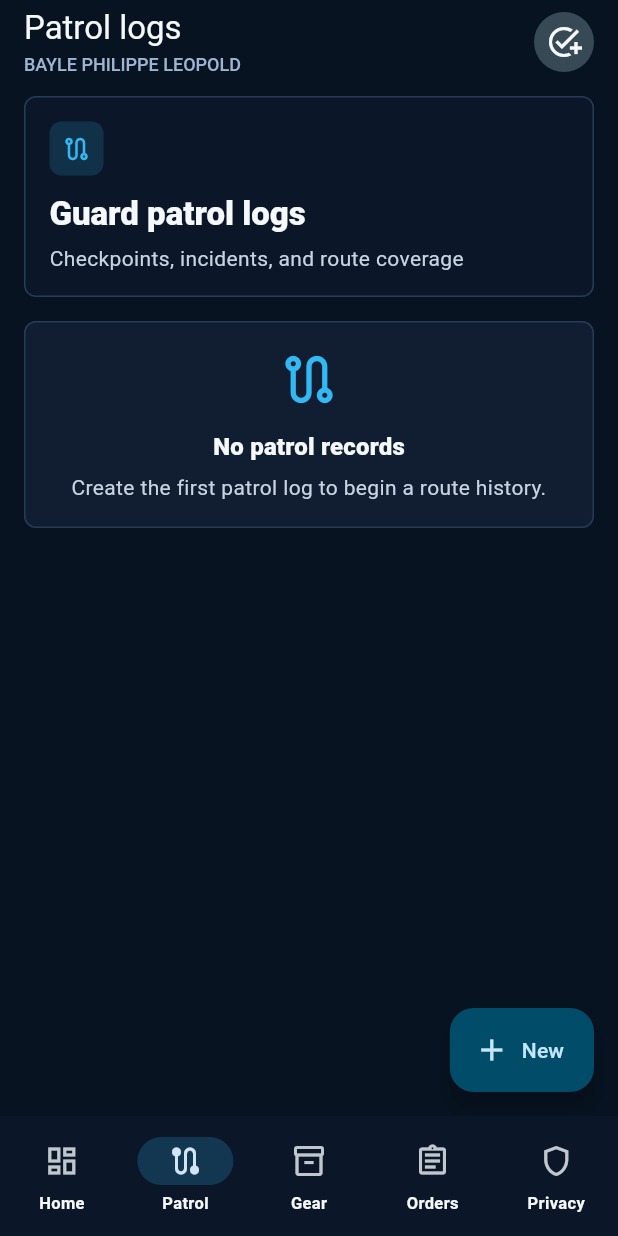
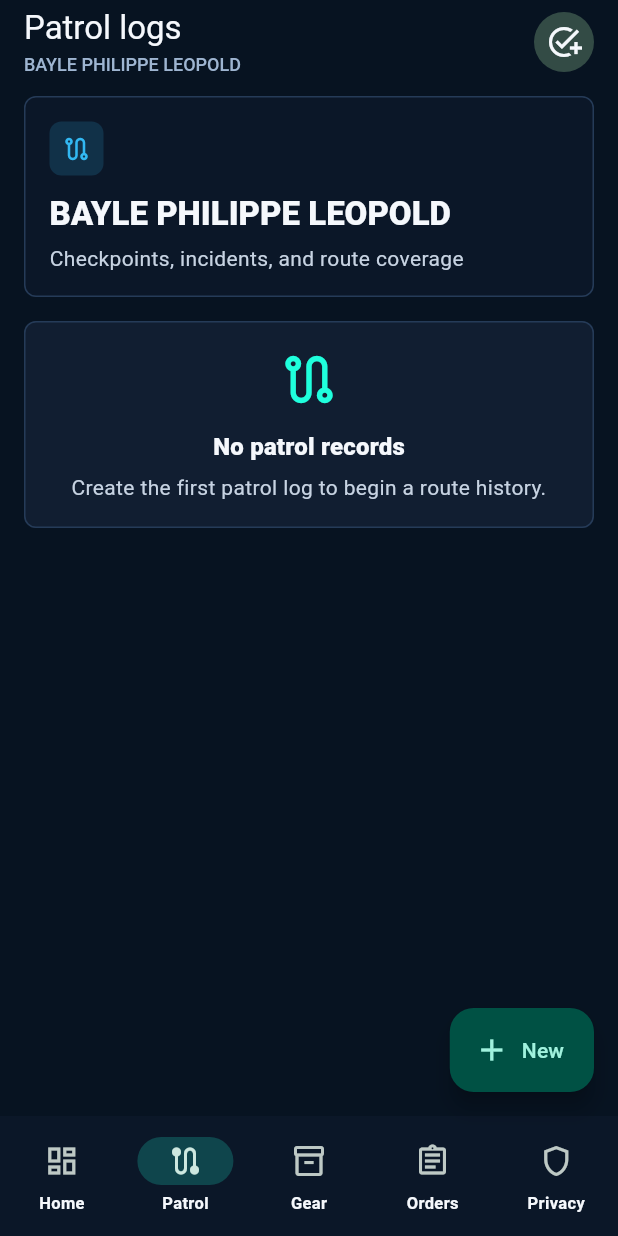
Before and after one commit to EOOrga/68d9d0fd1299230338cc81fd, a Flutter app: the screen it shows after launch, item 2 of the bottom bar chosen, on a phone screen of 412 x 824 dp. Run offline on Flutter 3.47's test engine with Material 3 defaults, Android fonts, the phone set to English and light mode, and no system bars; our stand-ins replace shared_preferences.

Commit message:
Create Flutter variant com.baylithth.baylephilippel

```diff
--- a/lib/main.dart
+++ b/lib/main.dart
@@ -28,9 +28,9 @@ class BayleOpsApp extends StatelessWidget {
 }
 
 ThemeData _buildTheme() {
-  const primary = Color(0xFF32B8F2);
-  const secondary = Color(0xFF16C7A6);
-  const tertiary = Color(0xFFF4B727);
+  const primary = Color(0xFF1FFFDD);
+  const secondary = Color(0xFF1FB0FF);
+  const tertiary = Color(0xFF1F41FF);
   const purple = Color(0xFF8E63F2);
   const surface = Color(0xFF101B2D);
   const background = Color(0xFF071321);
@@ -355,7 +355,7 @@ class _OperationsShellState extends State<OperationsShell> {
     final pages = <Widget>[
       DashboardScreen(records: _records, onOpenRecord: _openDetail),
       KindRecordsScreen(
-        title: 'Guard patrol logs',
+        title: 'BAYLE PHILIPPE LEOPOLD',
         subtitle: 'Checkpoints, incidents, and route coverage',
         emptyText: 'Create the first patrol log to begin a route history.',
         kinds: const [RecordKind.patrolLog],
--- a/pubspec.yaml
+++ b/pubspec.yaml
@@ -1,4 +1,4 @@
-name: bayle_ops
+name: baylephilippel
 description: "Local operations workspace for guard patrols, equipment, procurement, and supply ordering."
 publish_to: 'none'
 version: 1.0.0+1
@@ -26,6 +26,6 @@ flutter:
 flutter_launcher_icons:
   android: true
   image_path: "docs/icon.png"
-  adaptive_icon_background: "#071321"
-  adaptive_icon_foreground: "docs/icon.png"
+  adaptive_icon_background: "#1F41FF"
+  adaptive_icon_foreground: docs/icon.png
   remove_alpha_android: true
```
Also changed, not shown: docs/icon.png, 10 other files.
